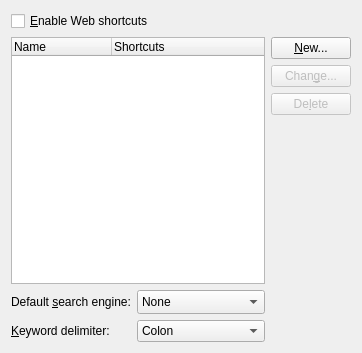
Above: kurifilter-plugins/ikws/ikwsopts_ui.ui from KDE/kde-runtime before the change. Below: the same form after it.
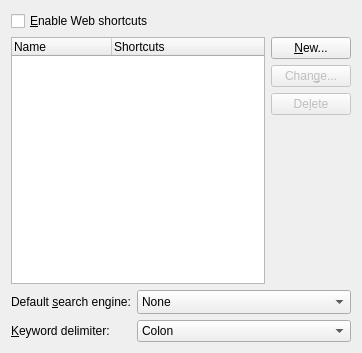
That is the form after the change. Custom widgets are drawn as their Qt base class.

Commit message:
gridlayouts are evil
this is plain .ui change

Diff of the .ui file:
```diff
--- a/kurifilter-plugins/ikws/ikwsopts_ui.ui
+++ b/kurifilter-plugins/ikws/ikwsopts_ui.ui
@@ -9,8 +9,8 @@
     <height>353</height>
    </rect>
   </property>
-  <layout class="QGridLayout" name="gridLayout" >
-   <item row="0" column="0" colspan="3" >
+  <layout class="QVBoxLayout" name="verticalLayout" >
+   <item>
     <widget class="QCheckBox" name="cbEnableShortcuts" >
      <property name="whatsThis" >
       <string>&lt;qt>
@@ -22,7 +22,9 @@
      </property>
     </widget>
    </item>
-   <item rowspan="4" row="1" column="0" colspan="2" >
+   <item>
+    <layout class="QHBoxLayout" name="horizontalLayout" >
+     <item>
     <widget class="QTreeWidget" name="lvSearchProviders" >
      <property name="whatsThis" >
       <string>List of search providers, their associated shortcuts and whether they should be listed in menus.</string>
@@ -42,7 +44,9 @@
      </column>
     </widget>
    </item>
-   <item row="1" column="2" >
+     <item>
+      <layout class="QVBoxLayout" name="verticalLayout_2" >
+       <item>
     <widget class="QPushButton" name="pbNew" >
      <property name="whatsThis" >
       <string>Add a search provider.</string>
@@ -52,7 +56,7 @@
      </property>
     </widget>
    </item>
-   <item row="2" column="2" >
+       <item>
     <widget class="QPushButton" name="pbChange" >
      <property name="enabled" >
       <bool>false</bool>
@@ -65,7 +69,7 @@
      </property>
     </widget>
    </item>
-   <item row="3" column="2" >
+       <item>
     <widget class="QPushButton" name="pbDelete" >
      <property name="enabled" >
       <bool>false</bool>
@@ -78,23 +82,29 @@
      </property>
     </widget>
    </item>
-   <item rowspan="3" row="4" column="2" >
-    <spacer>
+       <item>
+        <spacer name="verticalSpacer" >
      <property name="orientation" >
       <enum>Qt::Vertical</enum>
      </property>
-     <property name="sizeType" >
-      <enum>QSizePolicy::Expanding</enum>
-     </property>
      <property name="sizeHint" stdset="0" >
       <size>
-       <width>21</width>
-       <height>170</height>
+           <width>20</width>
+           <height>40</height>
       </size>
      </property>
     </spacer>
    </item>
-   <item row="5" column="0" >
+      </layout>
+     </item>
+    </layout>
+   </item>
+   <item>
+    <layout class="QFormLayout" name="formLayout" >
+     <property name="fieldGrowthPolicy" >
+      <enum>QFormLayout::AllNonFixedFieldsGrow</enum>
+     </property>
+     <item row="0" column="0" >
     <widget class="QLabel" name="lbDefaultEngine" >
      <property name="enabled" >
       <bool>true</bool>
@@ -121,7 +131,7 @@
      </property>
     </widget>
    </item>
-   <item row="5" column="1" >
+     <item row="0" column="1" >
     <widget class="KComboBox" name="cmbDefaultEngine" >
      <property name="sizePolicy" >
       <sizepolicy vsizetype="Fixed" hsizetype="Preferred" >
@@ -129,6 +139,12 @@
        <verstretch>0</verstretch>
       </sizepolicy>
      </property>
+       <property name="minimumSize" >
+        <size>
+         <width>67</width>
+         <height>0</height>
+        </size>
+       </property>
      <property name="whatsThis" >
       <string>&lt;qt>
 Select the search engine to use for input boxes that provide automatic lookup services when you type in normal words and phrases instead of a URL. To disable this feature select &lt;b>None&lt;/b> from the list.
@@ -144,7 +160,7 @@
      </item>
     </widget>
    </item>
-   <item row="6" column="0" >
+     <item row="1" column="0" >
     <widget class="QLabel" name="lbDelimiter" >
      <property name="sizePolicy" >
       <sizepolicy vsizetype="Preferred" hsizetype="Fixed" >
@@ -166,7 +182,7 @@
      </property>
     </widget>
    </item>
-   <item row="6" column="1" >
+     <item row="1" column="1" >
     <widget class="KComboBox" name="cmbDelimiter" >
      <property name="sizePolicy" >
       <sizepolicy vsizetype="Fixed" hsizetype="Preferred" >
@@ -190,6 +206,8 @@
     </widget>
    </item>
   </layout>
+   </item>
+  </layout>
  </widget>
  <layoutdefault spacing="6" margin="11" />
  <customwidgets>
```
Left out of the diff: 8 changed lines with no effect on the pictures. Lines whose indentation alone changed are shown as unchanged.
